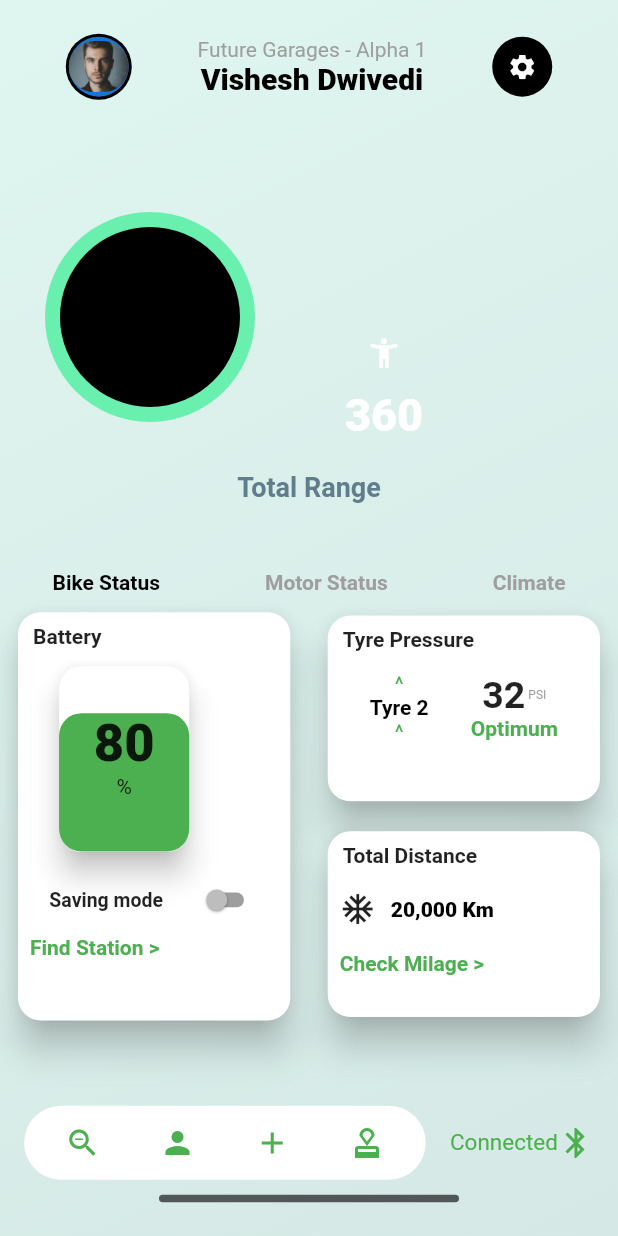
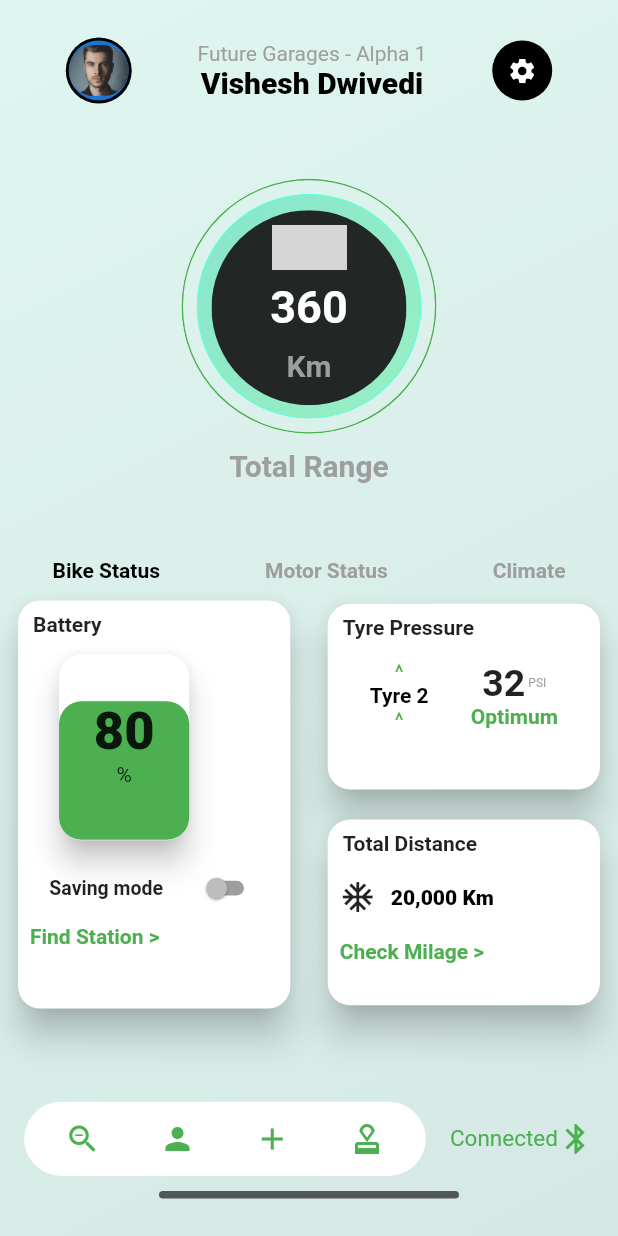
Before and after one commit to AMANSAINI7144/FUTURE_GARAGE, a Flutter app: the screen it shows after launch, on a phone screen of 412 x 824 dp. Run offline on Flutter 3.47's test engine with Material 2 defaults, Android fonts, the phone set to English and light mode, and no system bars; grey boxes are pictures that could not be loaded.

Commit message:
upperbody part completed

```diff
--- a/lib/UpperBody.dart
+++ b/lib/UpperBody.dart
@@ -11,68 +11,94 @@
   @override
   Widget build(BuildContext context) {
     return Container(
-        child: Column(
+      child: Center(
+          child: Stack(
             children: <Widget>[
+              Center(
+                child: ClipOval(
+                  child: Container(
+                    decoration: BoxDecoration(
+                        border: Border.all(
+                            color: Colors.green,
+                            width: 1.0,
+                            style: BorderStyle.solid
+                        ),
+                        shape: BoxShape.circle),
+                    height: 170.0,
+                    width: 170.0,
+                  ),
+                ),
+              ),
               Container(
-          margin: EdgeInsets.only(top: 100, left: 100),
-          child: Center(
-            child: CustomPaint(
-              child: Center(
-                child: Column(
-                  children: <Widget>[
-                    IconButton(
-                        onPressed: null,
-                        icon: Icon(
-                          Icons.accessibility_new_sharp,
-                          color: Colors.white,
-                        )),
-                    Text(
-                      "360",
-                      style: TextStyle(
-                          color: Colors.white,
-                          fontWeight: FontWeight.w900,
-                          fontSize: 30),
+                padding: EdgeInsets.only(top: 10),
+                alignment: Alignment.center,
+                child: ClipOval(
+                  child: Container(
+                    decoration: BoxDecoration(
+                        gradient: LinearGradient(
+                          begin: Alignment.topLeft,
+                          end: Alignment.bottomRight,
+                          colors: [
+                            Color(0xC66FE2C1),
+                            Color(0xC684EFB8),
+                          ],
+                        ),
+                        border: Border.all(
+                          color: Colors.tealAccent,
+                          width: 1.0,
+                          style: BorderStyle.solid,
+                        ),
+                        shape: BoxShape.circle
+                    ),
+                    height: 150.0,
+                    width: 150.0,
+                  ),
+                ),
+              ),
+              Container(
+                padding: EdgeInsets.only(top: 21),
+                alignment: Alignment.center,
+                child: ClipOval(
+                  child: Container(
+                    decoration: BoxDecoration(
+                      gradient: LinearGradient(
+                        begin: Alignment.topLeft,
+                        end: Alignment.bottomRight,
+                        colors: [
+                          Color(0xF51E1E1F),
+                          Color(0xF51E1E1F),
+                        ],
+                      ),
+                    ),
+                    height: 130.0,
+                    width: 130.0,
+                    child: Container(child:
+                    Center(
+                      child:
+                      Stack(
+                        children: [
+                          Container(
+                            alignment: Alignment.topCenter,
+                            padding: EdgeInsets.only(top: 10),
+                            child: Image.asset("images/light.png",height: 30,width: 50,),
+                          ),
+                          Center(
+                            child: Text("360",style: TextStyle(color: Colors.white,fontSize: 30,fontWeight: FontWeight.w700)),
+                          ),
+                          Container(
+                            alignment: Alignment.bottomCenter,
+                            padding: EdgeInsets.only(bottom: 15),
+                            child: Text("Km",style: TextStyle(color: Colors.grey,fontSize: 20,fontWeight: FontWeight.w700)),
                           ),
                         ],
                       ),
                     ),
-              painter: DrawCircle(),
                     ),
                   ),
-          // child: Text("hello World"),
-        ),
-        SizedBox(
-          height: 20,
-        ),
-        Text(
-          "Total Range",
-          style: TextStyle(
-            color: Colors.blueGrey,
-            fontSize: 18,
-            fontWeight: FontWeight.bold,
                 ),
               ),
             ],
-    ),);
+          ),
+        ));
   }
 }
-
-class DrawCircle extends CustomPainter {
-  var paint0 = Paint()..color = Colors.greenAccent;
-  var paint1 = Paint()..color = Colors.greenAccent;
-  var paint2 = Paint()..color = Colors.black;
-  // ..strokeWidth = 16
-  // ..style = PaintingStyle.stroke;
-
-  @override
-  void paint(Canvas canvas, Size size) {
-    canvas.drawCircle(Offset(0.0, 0.0), 70, paint1);
-    canvas.drawCircle(Offset(0.0, 0.0), 60, paint2);
-    // canvas.drawCircle(Offset(0.0, 0.0), 70, paint2);
-  }
-
-  @override
-  bool shouldRepaint(covariant CustomPainter oldDelegate) {
-    return false;
-  }
-}
--- a/lib/main.dart
+++ b/lib/main.dart
@@ -1,4 +1,3 @@
-import 'package:flutter/cupertino.dart';
 import 'package:flutter/material.dart';
 import 'package:future_garages/LowerBar.dart';
 import 'package:future_garages/UpperBar.dart';
@@ -38,7 +37,22 @@
             mainAxisAlignment: MainAxisAlignment.spaceAround,
             children: <Widget>[
               UpperBar(),
-              UpperBody(),
+              Container(child: Column(
+                children: <Widget>[
+                  UpperBody(),
+                  SizedBox(
+                    height: 10,
+                  ),
+                  Text(
+                      "Total Range",
+                    style: TextStyle(
+                      color: Colors.grey,
+                      fontWeight: FontWeight.bold,
+                      fontSize: 20,
+                    ),
+                  ),
+                ],
+              ),),
               MiddleBody(),
               Container(
                   child: Column(
```
Lines whose indentation alone changed are shown as unchanged.
